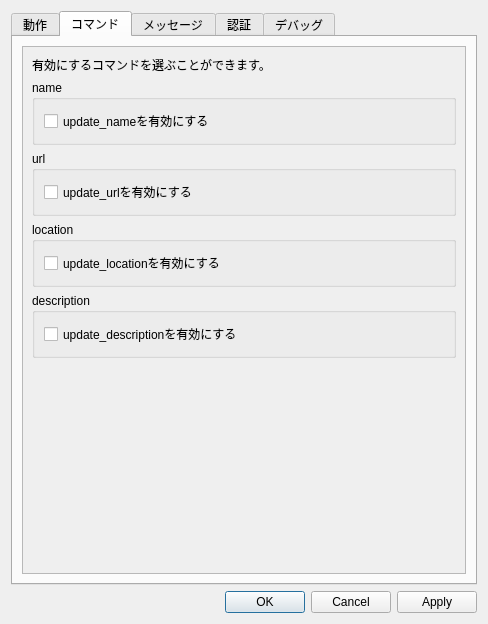
First picture: the form in preferencesdialog.ui, repository embicoin/update_name_Qt, before the edit.
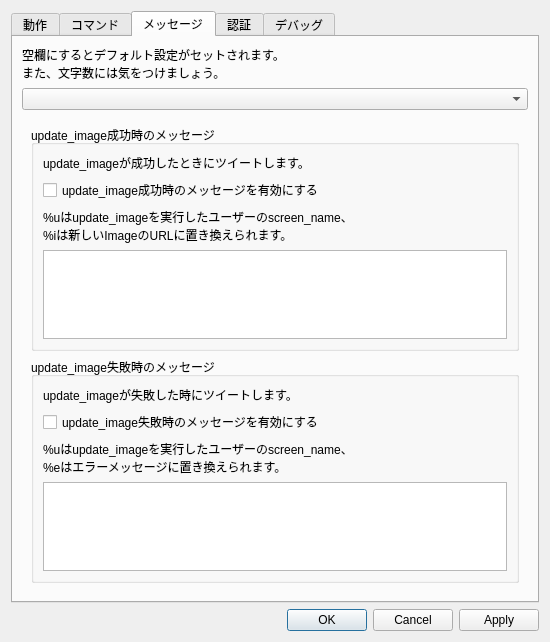
Second picture: the form after the edit. The open tabs and pages were chosen to show the change.

Commit message: 設定項目の追加

```diff
--- a/preferencesdialog.ui
+++ b/preferencesdialog.ui
@@ -6,8 +6,8 @@
    <rect>
     <x>0</x>
     <y>0</y>
-    <width>487</width>
-    <height>592</height>
+    <width>550</width>
+    <height>642</height>
    </rect>
   </property>
   <property name="sizePolicy">
@@ -24,11 +24,11 @@
   </property>
   <layout class="QVBoxLayout" name="verticalLayout">
    <item>
-    <widget class="QTabWidget" name="debugTab">
+    <widget class="QTabWidget" name="tab">
      <property name="currentIndex">
       <number>0</number>
      </property>
-     <widget class="QWidget" name="tab">
+     <widget class="QWidget" name="tab_1">
       <attribute name="title">
        <string>動作</string>
       </attribute>
@@ -102,8 +102,8 @@
            <rect>
             <x>0</x>
             <y>0</y>
-            <width>445</width>
-            <height>496</height>
+            <width>478</width>
+            <height>527</height>
            </rect>
           </property>
           <layout class="QVBoxLayout" name="verticalLayout_18">
@@ -223,7 +223,7 @@
        <item>
         <widget class="QStackedWidget" name="messageStack">
          <property name="currentIndex">
-          <number>3</number>
+          <number>5</number>
          </property>
          <widget class="QWidget" name="page">
           <layout class="QVBoxLayout" name="verticalLayout_22">
@@ -610,6 +610,83 @@
            </item>
           </layout>
          </widget>
+         <widget class="QWidget" name="page_6">
+          <layout class="QVBoxLayout" name="verticalLayout_23">
+           <item>
+            <widget class="QGroupBox" name="groupBox_14">
+             <property name="title">
+              <string>update_image成功時のメッセージ</string>
+             </property>
+             <layout class="QVBoxLayout" name="verticalLayout_24">
+              <item>
+               <widget class="QLabel" name="label_26">
+                <property name="text">
+                 <string>update_imageが成功したときにツイートします。</string>
+                </property>
+               </widget>
+              </item>
+              <item>
+               <widget class="QCheckBox" name="postUpdateImageSuccessedMessageCheck">
+                <property name="text">
+                 <string>update_image成功時のメッセージを有効にする</string>
+                </property>
+               </widget>
+              </item>
+              <item>
+               <widget class="QLabel" name="label_27">
+                <property name="text">
+                 <string>%uはupdate_imageを実行したユーザーのscreen_name、
+%iは新しいImageのURLに置き換えられます。</string>
+                </property>
+               </widget>
+              </item>
+              <item>
+               <widget class="QPlainTextEdit" name="updateImageSuccessedMessageText"/>
+              </item>
+             </layout>
+            </widget>
+           </item>
+           <item>
+            <widget class="QGroupBox" name="groupBox_15">
+             <property name="title">
+              <string>update_image失敗時のメッセージ</string>
+             </property>
+             <layout class="QVBoxLayout" name="verticalLayout_26">
+              <item>
+               <widget class="QLabel" name="label_28">
+                <property name="text">
+                 <string>update_imageが失敗した時にツイートします。</string>
+                </property>
+               </widget>
+              </item>
+              <item>
+               <widget class="QCheckBox" name="postUpdateImageFailedMessageCheck">
+                <property name="text">
+                 <string>update_image失敗時のメッセージを有効にする</string>
+                </property>
+               </widget>
+              </item>
+              <item>
+               <widget class="QLabel" name="label_29">
+                <property name="text">
+                 <string>%uはupdate_imageを実行したユーザーのscreen_name、
+%eはエラーメッセージに置き換えられます。</string>
+                </property>
+               </widget>
+              </item>
+              <item>
+               <widget class="QPlainTextEdit" name="updateImageFailedMessageText"/>
+              </item>
+             </layout>
+             <zorder>groupBox_14</zorder>
+             <zorder>label_28</zorder>
+             <zorder>postUpdateImageFailedMessageCheck</zorder>
+             <zorder>label_29</zorder>
+             <zorder>updateImageFailedMessageText</zorder>
+            </widget>
+           </item>
+          </layout>
+         </widget>
         </widget>
        </item>
       </layout>
```
Left out of the diff: 16 changed lines with no effect on the pictures. The commit also changes 1 other file.
